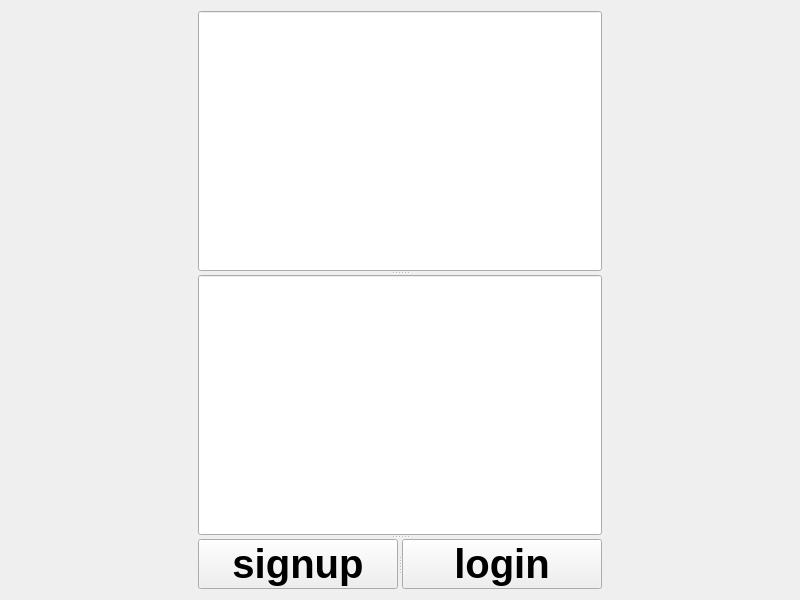
This is miniProject2/loginview.ui in donjizzkan/miniProject2 as Qt 5 draws it before an edit. The edited form follows.
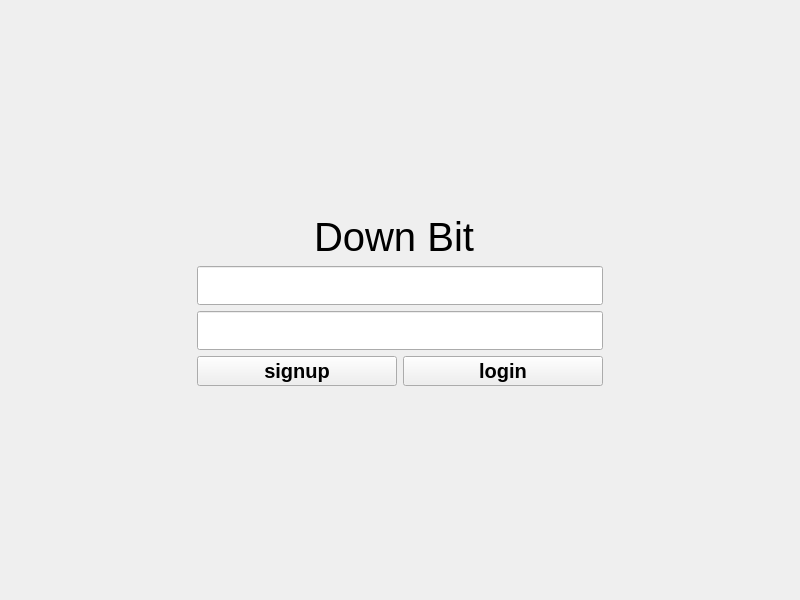
This is the edited form. Icons and pictures are not drawn.

Patch:
```diff
--- a/miniProject2/loginview.ui
+++ b/miniProject2/loginview.ui
@@ -13,21 +13,113 @@
   <property name="windowTitle">
    <string>Form</string>
   </property>
-  <layout class="QHBoxLayout" name="horizontalLayout">
+  <layout class="QHBoxLayout" name="horizontalLayout_5">
    <item>
-    <widget class="QSplitter" name="main_Splitter">
+    <layout class="QVBoxLayout" name="verticalLayout_2">
+     <item>
+      <spacer name="verticalSpacer">
      <property name="orientation">
       <enum>Qt::Orientation::Vertical</enum>
      </property>
-     <widget class="QSplitter" name="id_Splitter">
+       <property name="sizeHint" stdset="0">
+        <size>
+         <width>20</width>
+         <height>40</height>
+        </size>
+       </property>
+      </spacer>
+     </item>
+     <item>
+      <layout class="QHBoxLayout" name="horizontalLayout_4">
+       <item>
+        <spacer name="horizontalSpacer_3">
       <property name="orientation">
        <enum>Qt::Orientation::Horizontal</enum>
       </property>
+         <property name="sizeHint" stdset="0">
+          <size>
+           <width>40</width>
+           <height>20</height>
+          </size>
+         </property>
+        </spacer>
+       </item>
+       <item>
+        <layout class="QHBoxLayout" name="horizontalLayout_3">
+         <item>
+          <widget class="QLabel" name="label">
+           <property name="font">
+            <font>
+             <pointsize>30</pointsize>
+            </font>
+           </property>
+           <property name="text">
+            <string>Down Bit</string>
+           </property>
+           <property name="alignment">
+            <set>Qt::AlignmentFlag::AlignCenter</set>
+           </property>
+          </widget>
+         </item>
+         <item>
+          <widget class="QLabel" name="label_2">
+           <property name="maximumSize">
+            <size>
+             <width>100</width>
+             <height>100</height>
+            </size>
+           </property>
+           <property name="text">
+            <string/>
+           </property>
+           <property name="pixmap">
+            <pixmap resource="resource.qrc">:/assets/assets/icon.png</pixmap>
+           </property>
+           <property name="scaledContents">
+            <bool>true</bool>
+           </property>
+          </widget>
+         </item>
+        </layout>
+       </item>
+       <item>
+        <spacer name="horizontalSpacer_4">
+         <property name="orientation">
+          <enum>Qt::Orientation::Horizontal</enum>
+         </property>
+         <property name="sizeHint" stdset="0">
+          <size>
+           <width>40</width>
+           <height>20</height>
+          </size>
+         </property>
+        </spacer>
+       </item>
+      </layout>
+     </item>
+     <item>
+      <layout class="QHBoxLayout" name="horizontalLayout_2">
+       <item>
+        <spacer name="horizontalSpacer">
+         <property name="orientation">
+          <enum>Qt::Orientation::Horizontal</enum>
+         </property>
+         <property name="sizeHint" stdset="0">
+          <size>
+           <width>40</width>
+           <height>20</height>
+          </size>
+         </property>
+        </spacer>
+       </item>
+       <item>
+        <layout class="QVBoxLayout" name="verticalLayout">
+         <item>
       <widget class="QLineEdit" name="id_LineEdit">
        <property name="minimumSize">
         <size>
          <width>0</width>
-         <height>50</height>
+             <height>30</height>
         </size>
        </property>
        <property name="font">
@@ -36,16 +128,13 @@
         </font>
        </property>
       </widget>
-     </widget>
-     <widget class="QSplitter" name="pw_Splitter">
-      <property name="orientation">
-       <enum>Qt::Orientation::Horizontal</enum>
-      </property>
+         </item>
+         <item>
       <widget class="QLineEdit" name="pw_LineEdit">
        <property name="minimumSize">
         <size>
          <width>0</width>
-         <height>50</height>
+             <height>30</height>
         </size>
        </property>
        <property name="font">
@@ -54,11 +143,10 @@
         </font>
        </property>
       </widget>
-     </widget>
-     <widget class="QSplitter" name="button_Splitter">
-      <property name="orientation">
-       <enum>Qt::Orientation::Horizontal</enum>
-      </property>
+         </item>
+         <item>
+          <layout class="QHBoxLayout" name="horizontalLayout">
+           <item>
       <widget class="QPushButton" name="signup_Button">
        <property name="sizePolicy">
         <sizepolicy hsizetype="Minimum" vsizetype="Fixed">
@@ -69,18 +157,18 @@
        <property name="minimumSize">
         <size>
          <width>200</width>
-         <height>50</height>
+               <height>30</height>
         </size>
        </property>
        <property name="maximumSize">
         <size>
          <width>200</width>
-         <height>50</height>
+               <height>30</height>
         </size>
        </property>
        <property name="font">
         <font>
-         <pointsize>30</pointsize>
+               <pointsize>15</pointsize>
          <bold>true</bold>
         </font>
        </property>
@@ -88,6 +176,8 @@
         <string>signup</string>
        </property>
       </widget>
+           </item>
+           <item>
       <widget class="QPushButton" name="login_Button">
        <property name="sizePolicy">
         <sizepolicy hsizetype="Minimum" vsizetype="Fixed">
@@ -98,18 +188,18 @@
        <property name="minimumSize">
         <size>
          <width>200</width>
-         <height>50</height>
+               <height>30</height>
         </size>
        </property>
        <property name="maximumSize">
         <size>
          <width>200</width>
-         <height>50</height>
+               <height>30</height>
         </size>
        </property>
        <property name="font">
         <font>
-         <pointsize>30</pointsize>
+               <pointsize>15</pointsize>
          <bold>true</bold>
         </font>
        </property>
@@ -117,10 +207,42 @@
         <string>login</string>
        </property>
       </widget>
-     </widget>
-    </widget>
-   </item>
-  </layout>
+           </item>
+          </layout>
+         </item>
+        </layout>
+       </item>
+       <item>
+        <spacer name="horizontalSpacer_2">
+         <property name="orientation">
+          <enum>Qt::Orientation::Horizontal</enum>
+         </property>
+         <property name="sizeHint" stdset="0">
+          <size>
+           <width>40</width>
+           <height>20</height>
+          </size>
+         </property>
+        </spacer>
+       </item>
+      </layout>
+     </item>
+     <item>
+      <spacer name="verticalSpacer_2">
+       <property name="orientation">
+        <enum>Qt::Orientation::Vertical</enum>
+       </property>
+       <property name="sizeHint" stdset="0">
+        <size>
+         <width>20</width>
+         <height>40</height>
+        </size>
+       </property>
+      </spacer>
+     </item>
+    </layout>
+   </item>
+  </layout>
  </widget>
  <resources/>
  <connections/>
```
Left out of the diff: 4 changed lines with no effect on the pictures. Lines whose indentation alone changed are shown as unchanged.
